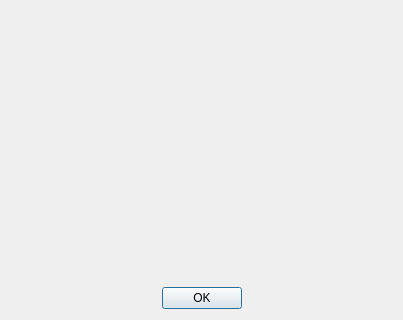
Qt form MLC/GUI/Autogenerated/mlc_qtcreator/about.ui (MachineLearningControl/OpenMLC-Python) before a commit; both pictures show x 0 to 403 and y 144 to 464 of the 403 by 464 pixel window.
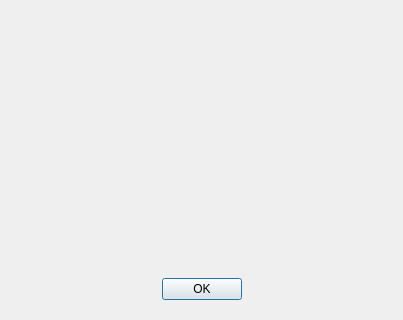
The same form after that commit. Icons and pictures are not drawn.

Commit message:
Fix Edit buttons behaviour in Windows
* Removed QScrollArea Frames
* Refactor in MLCAboutDialog

Patch:
```diff
--- a/MLC/GUI/Autogenerated/mlc_qtcreator/about.ui
+++ b/MLC/GUI/Autogenerated/mlc_qtcreator/about.ui
@@ -18,26 +18,34 @@
   </property>
   <layout class="QGridLayout" name="gridLayout">
    <item row="0" column="0">
-    <widget class="QWidget" name="mlcimage" native="true">
-     <property name="styleSheet">
-      <string notr="true">image: url(:/boards/images/uno.jpg);</string>
+    <widget class="QScrollArea" name="scrollArea">
+     <property name="frameShape">
+      <enum>QFrame::NoFrame</enum>
      </property>
-    </widget>
-   </item>
-   <item row="2" column="0">
-    <widget class="QDialogButtonBox" name="buttonBox">
-     <property name="orientation">
-      <enum>Qt::Horizontal</enum>
-     </property>
-     <property name="standardButtons">
-      <set>QDialogButtonBox::Ok</set>
-     </property>
-     <property name="centerButtons">
+     <property name="widgetResizable">
       <bool>true</bool>
      </property>
-    </widget>
-   </item>
-   <item row="1" column="0">
+     <widget class="QWidget" name="scrollAreaWidgetContents">
+      <property name="geometry">
+       <rect>
+        <x>0</x>
+        <y>0</y>
+        <width>385</width>
+        <height>446</height>
+       </rect>
+      </property>
+      <layout class="QVBoxLayout" name="verticalLayout">
+       <item>
+        <widget class="QLabel" name="mlcimage">
+         <property name="text">
+          <string/>
+         </property>
+         <property name="alignment">
+          <set>Qt::AlignCenter</set>
+         </property>
+        </widget>
+       </item>
+       <item>
     <widget class="QLabel" name="labelabout">
      <property name="text">
       <string/>
@@ -54,6 +62,23 @@
      <property name="textInteractionFlags">
       <set>Qt::TextBrowserInteraction</set>
      </property>
+        </widget>
+       </item>
+       <item>
+        <widget class="QDialogButtonBox" name="buttonBox">
+         <property name="orientation">
+          <enum>Qt::Horizontal</enum>
+         </property>
+         <property name="standardButtons">
+          <set>QDialogButtonBox::Ok</set>
+         </property>
+         <property name="centerButtons">
+          <bool>true</bool>
+         </property>
+        </widget>
+       </item>
+      </layout>
+     </widget>
     </widget>
    </item>
   </layout>
```
Lines whose indentation alone changed are shown as unchanged. The commit also changes 7 other files.
